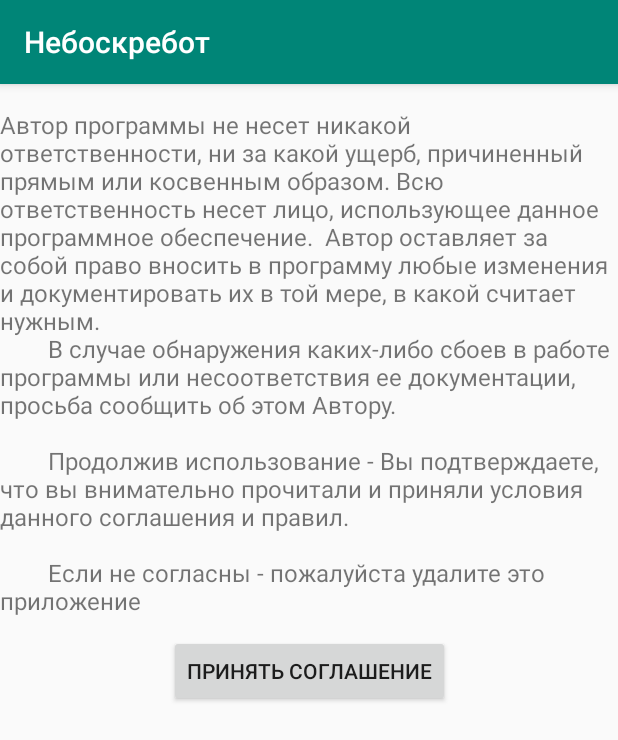
After one commit to NMelis/NeboBotApp, an Android app: the LicenseActivity screen opened directly, with no data from a screen before it, on a phone screen of 412 x 824 dp. The commit adds this screen. Shown: the top 740 px of the screen. Run offline under Robolectric (Android 15) with nearby library versions, the phone set to English and light mode, and no system bars; libraries missing offline, so code that uses them is left out: org.litepal; 1 statement that could not run was skipped.

Commit message:
added license page

```diff
--- a/app/src/main/AndroidManifest.xml
+++ b/app/src/main/AndroidManifest.xml
@@ -26,7 +26,8 @@
         android:usesCleartextTraffic="true"
         tools:ignore="GoogleAppIndexingWarning"
         tools:targetApi="m">
-        <activity android:name=".MoneySponsorListActivity"></activity>
+        <activity android:name=".LicenseActivity"></activity>
+        <activity android:name=".MoneySponsorListActivity" />
         <activity
             android:name=".HelpMoneyActivity"
             android:label="@string/title_activity_help_money"
--- a/app/src/main/assets/litepal.xml
+++ b/app/src/main/assets/litepal.xml
@@ -19,7 +19,7 @@
 			For example:
     	<version value="1" />
     -->
-    <version value="4" />
+    <version value="5" />
 
     <!--
     	Define your models in the list with mapping tag, LitePal will
--- /dev/null
+++ b/app/src/main/java/bot/nebo/myapplication/LicenseActivity.java
@@ -0,0 +1,28 @@
+package bot.nebo.myapplication;
+
+import android.content.Intent;
+import android.support.v7.app.AppCompatActivity;
+import android.os.Bundle;
+import android.view.View;
+import org.litepal.LitePal;
+import bot.nebo.myapplication.models.User;
+
+
+public class LicenseActivity extends AppCompatActivity {
+
+    static User user;
+    @Override
+    protected void onCreate(Bundle savedInstanceState) {
+        super.onCreate(savedInstanceState);
+        setContentView(R.layout.activity_license);
+        user = LitePal.findFirst(User.class);
+    }
+
+    public void acceptLic(View view) {
+        user.setAcceptLicense(true);
+        user.save();
+
+        Intent intent = new Intent(getBaseContext(), MainActivity.class);
+        startActivity(intent);
+    }
+}
--- a/app/src/main/java/bot/nebo/myapplication/MainActivity.java
+++ b/app/src/main/java/bot/nebo/myapplication/MainActivity.java
@@ -55,6 +55,11 @@ public class MainActivity extends Activity {
 
         Bundle extra = getIntent().getExtras();
         if (extra == null) checkNewVersionApp();
+
+        if (!user.isAcceptLicense()){
+            Intent intent = new Intent(getBaseContext(), LicenseActivity.class);
+            startActivity(intent);
+        }
 
 
     }
--- a/app/src/main/java/bot/nebo/myapplication/models/User.java
+++ b/app/src/main/java/bot/nebo/myapplication/models/User.java
@@ -10,6 +10,7 @@ public class User extends LitePalSupport {
     private Boolean isBaned;
     private Boolean isTester;
     private String vkId;
+    private boolean isAcceptLicense;
 
     public Boolean getBaned() {
         return isBaned;
@@ -60,6 +61,9 @@ public class User extends LitePalSupport {
         this.vkEmail = vkEmail;
     }
 
+    public boolean isAcceptLicense() { return isAcceptLicense; }
+
+    public void setAcceptLicense(boolean acceptLicense) { isAcceptLicense = acceptLicense; }
 
     @Column(unique = true, defaultValue = "None")
     private String vkEmail;
--- /dev/null
+++ b/app/src/main/res/layout/activity_license.xml
@@ -0,0 +1,33 @@
+<?xml version="1.0" encoding="utf-8"?>
+<android.support.constraint.ConstraintLayout xmlns:android="http://schemas.android.com/apk/res/android"
+    xmlns:app="http://schemas.android.com/apk/res-auto"
+    xmlns:tools="http://schemas.android.com/tools"
+    android:layout_width="match_parent"
+    android:layout_height="match_parent"
+    tools:context=".LicenseActivity">
+
+    <TextView
+        android:id="@+id/textView19"
+        android:layout_width="0dp"
+        android:layout_height="343dp"
+        android:layout_marginTop="16dp"
+        android:text="@string/licText"
+        android:textSize="16sp"
+        app:layout_constraintTop_toTopOf="parent"
+        tools:layout_editor_absoluteX="7dp" />
+
+    <Button
+        android:id="@+id/button9"
+        android:layout_width="wrap_content"
+        android:layout_height="wrap_content"
+        android:layout_marginStart="8dp"
+        android:layout_marginLeft="8dp"
+        android:layout_marginTop="8dp"
+        android:layout_marginEnd="8dp"
+        android:layout_marginRight="8dp"
+        android:onClick="acceptLic"
+        android:text="Принять соглашение"
+        app:layout_constraintEnd_toEndOf="parent"
+        app:layout_constraintStart_toStartOf="parent"
+        app:layout_constraintTop_toBottomOf="@+id/textView19" />
+</android.support.constraint.ConstraintLayout>
--- a/app/src/main/res/values/strings.xml
+++ b/app/src/main/res/values/strings.xml
@@ -44,4 +44,10 @@
     <string name="textUpdateButton">Обновление</string>
     <string name="helpMoney">Помочь проекту</string>
     <string name="title_activity_help_money">HelpMoneyActivity</string>
+    <string name="licText">"Автор программы не несет никакой ответственности, ни за какой ущерб, причиненный прямым или косвенным образом. Всю ответственность несет лицо, использующее данное программное обеспечение.  Автор оставляет за собой право вносить в программу любые изменения и документировать их в той мере, в какой считает нужным.
+        В случае обнаружения каких-либо сбоев в работе программы или несоответствия ее документации, просьба сообщить об этом Автору.
+
+        Продолжив использование - Вы подтверждаете, что вы внимательно прочитали и приняли условия данного соглашения и правил.
+
+        Если не согласны - пожалуйста удалите это приложение"</string>
 </resources>
```
